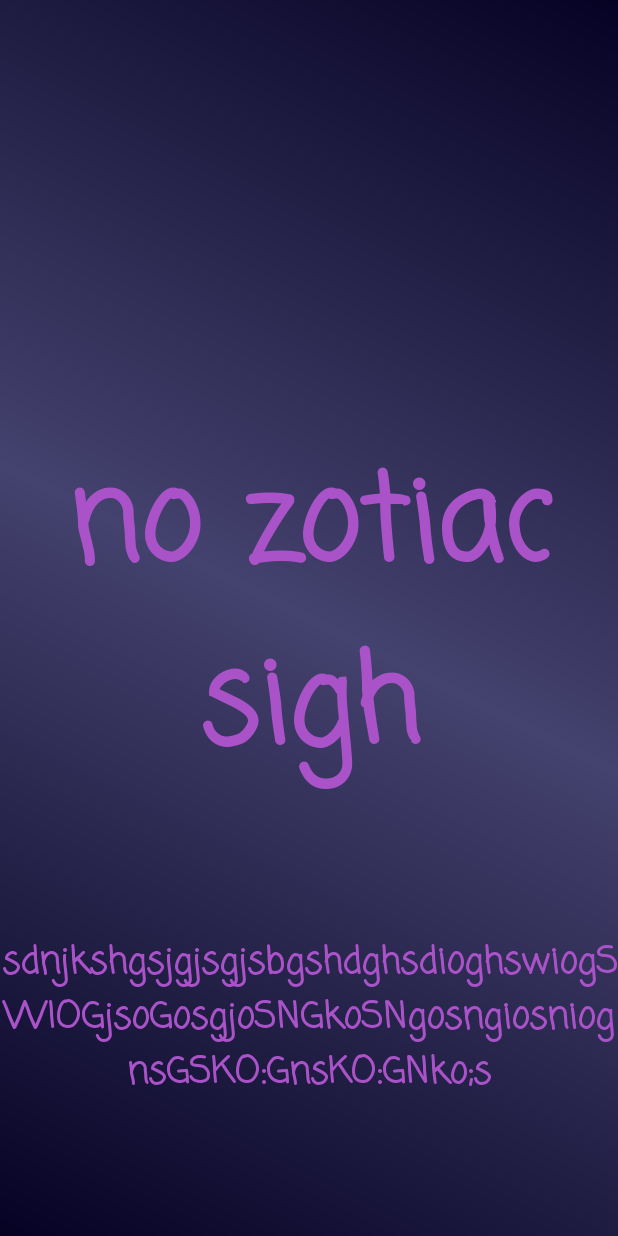
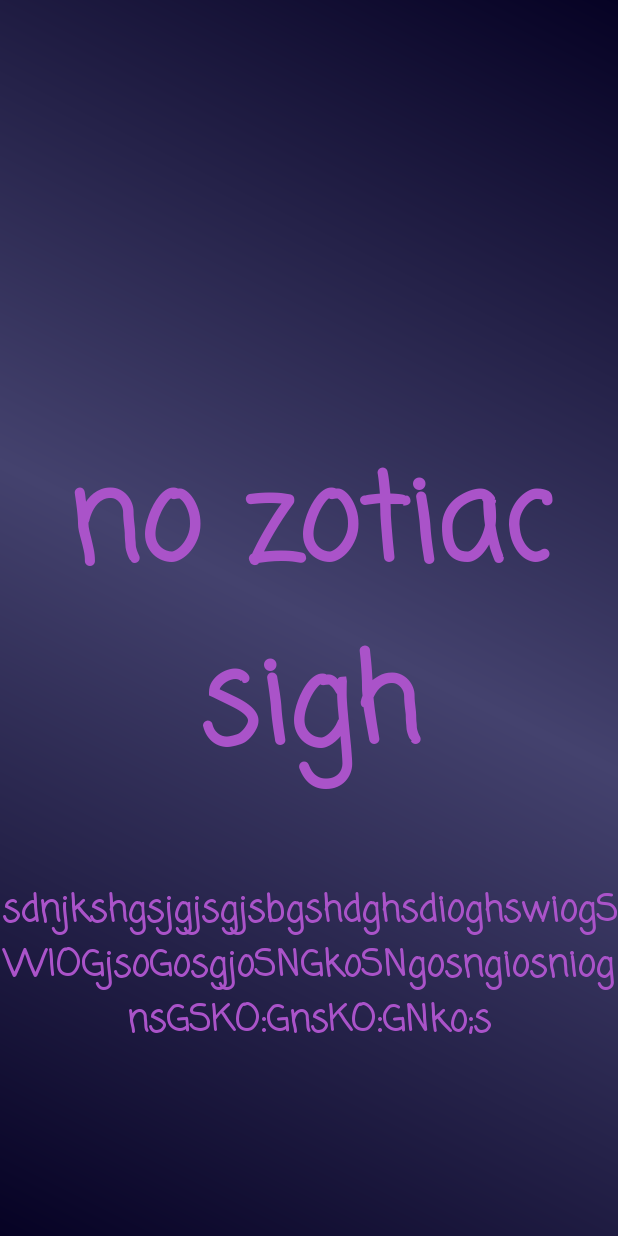
Before and after one commit to RAVANREX/Zodiac-sign-teller, an Android app: the Result screen opened directly, with no data from a screen before it, on a phone screen of 412 x 824 dp. Run offline under Robolectric (Android 15) with nearby library versions, the phone set to English and light mode, and no system bars.

Commit message:
first commit

```diff
--- a/app/src/main/res/layout/result.xml
+++ b/app/src/main/res/layout/result.xml
@@ -25,16 +25,17 @@
         app:layout_constraintTop_toTopOf="parent" />
 
     <TextView
-        android:textColor="#aa53c9"
         android:id="@+id/sign_TextView"
         android:layout_width="wrap_content"
         android:layout_height="wrap_content"
         android:layout_alignParentTop="true"
         android:layout_centerHorizontal="true"
+        android:layout_marginBottom="70dp"
         android:fontFamily="casual"
         android:gravity="center"
         android:text="sdnjkshgsjgjsgjsbgshdghsdioghswiogSWIOGjsoGosgjoSNGkoSNgosngiosniognsGSKO:GnsKO:GNko;s"
         android:textAppearance="?android:attr/textAppearanceMedium"
+        android:textColor="#aa53c9"
         android:textSize="24sp"
         android:textStyle="bold"
         app:layout_constraintBottom_toBottomOf="parent"
--- a/app/src/main/res/values/strings.xml
+++ b/app/src/main/res/values/strings.xml
@@ -1,6 +1,6 @@
 <?xml version="1.0" encoding="utf-8"?>
 <resources>
-    <string name="app_name">DatePicker</string>
+    <string name="app_name">Your-Zodic(RAVANREX)</string>
     <string name="action_settings">Settings</string>
     <string name="hello_world">Hello world!</string>
     <string name="date_label_set">Press the button to set YOUR birth date and press next</string>
```
Also changed, not shown: 1 other file.
